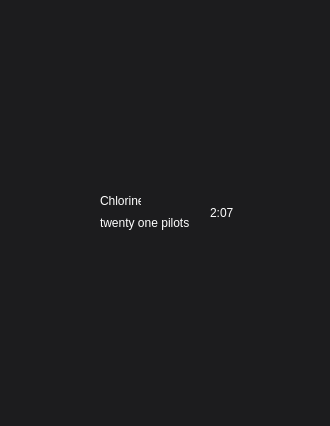
Before: the Qt Designer form player.ui in nikolaevv/telegram-player, drawn with Qt 5.
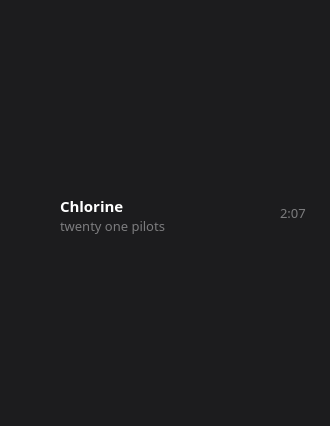
After: the same form once the commit is applied. Icons and pictures are not drawn.

Commit message: Улучшен внешний вид приложения

The edit to the form file:
```diff
--- a/player.ui
+++ b/player.ui
@@ -22,9 +22,9 @@
     <property name="geometry">
      <rect>
       <x>0</x>
-      <y>0</y>
+      <y>10</y>
       <width>331</width>
-      <height>431</height>
+      <height>421</height>
      </rect>
     </property>
     <layout class="QGridLayout" name="gridLayout">
@@ -36,18 +36,26 @@
        <property name="maximumSize">
         <size>
          <width>16777215</width>
-         <height>80</height>
+         <height>50</height>
         </size>
        </property>
        <widget class="QLabel" name="titlle">
         <property name="geometry">
          <rect>
-          <x>100</x>
-          <y>10</y>
-          <width>41</width>
-          <height>31</height>
+          <x>60</x>
+          <y>0</y>
+          <width>71</width>
+          <height>21</height>
          </rect>
         </property>
+        <property name="font">
+         <font>
+          <family>SF UI Text</family>
+          <pointsize>11</pointsize>
+          <weight>75</weight>
+          <bold>true</bold>
+         </font>
+        </property>
         <property name="styleSheet">
          <string notr="true">color: #FFF;</string>
         </property>
@@ -58,14 +66,22 @@
        <widget class="QLabel" name="author">
         <property name="geometry">
          <rect>
-          <x>100</x>
-          <y>40</y>
-          <width>91</width>
-          <height>16</height>
+          <x>60</x>
+          <y>20</y>
+          <width>111</width>
+          <height>21</height>
          </rect>
         </property>
+        <property name="font">
+         <font>
+          <family>SF UI Display</family>
+          <pointsize>10</pointsize>
+          <weight>50</weight>
+          <bold>false</bold>
+         </font>
+        </property>
         <property name="styleSheet">
-         <string notr="true">color: #FFF;</string>
+         <string notr="true">color: #7c7c7e;</string>
         </property>
         <property name="text">
          <string>twenty one pilots</string>
@@ -78,15 +94,15 @@
         <property name="geometry">
          <rect>
           <x>10</x>
-          <y>10</y>
-          <width>61</width>
-          <height>61</height>
+          <y>0</y>
+          <width>41</width>
+          <height>41</height>
          </rect>
         </property>
         <property name="maximumSize">
          <size>
-          <width>5000</width>
-          <height>6000</height>
+          <width>41</width>
+          <height>41</height>
          </size>
         </property>
         <property name="sizeIncrement">
@@ -101,8 +117,13 @@
           <height>100</height>
          </size>
         </property>
+        <property name="font">
+         <font>
+          <stylestrategy>PreferAntialias</stylestrategy>
+         </font>
+        </property>
         <property name="styleSheet">
-         <string notr="true">border-radius: 30px;</string>
+         <string notr="true">border-radius: 50%;</string>
         </property>
         <property name="frameShape">
          <enum>QFrame::NoFrame</enum>
@@ -120,14 +141,22 @@
        <widget class="QLabel" name="duration">
         <property name="geometry">
          <rect>
-          <x>210</x>
-          <y>30</y>
+          <x>280</x>
+          <y>10</y>
           <width>31</width>
           <height>16</height>
          </rect>
         </property>
+        <property name="font">
+         <font>
+          <family>SF UI Display</family>
+          <pointsize>10</pointsize>
+          <weight>50</weight>
+          <bold>false</bold>
+         </font>
+        </property>
         <property name="styleSheet">
-         <string notr="true">color: #FFF;</string>
+         <string notr="true">color: #7c7c7e;</string>
         </property>
         <property name="text">
          <string>2:07</string>
```
The commit also changes 2 other files.
